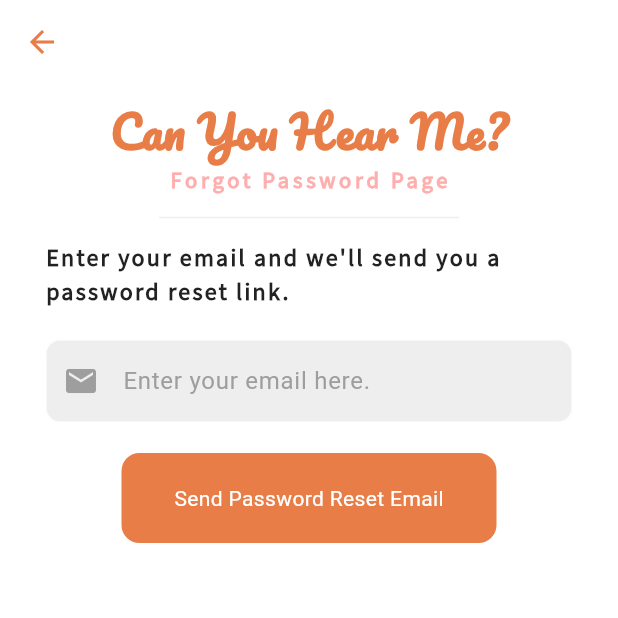
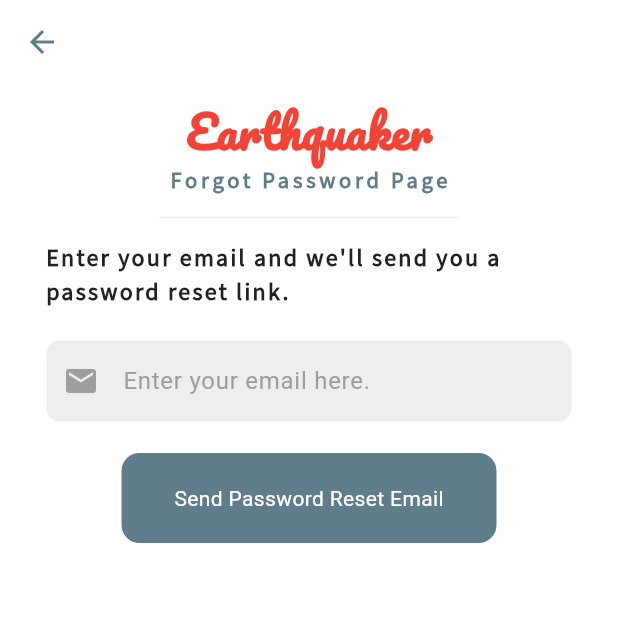
Before and after one commit to ahmetbarisdurak/google_solution_challenge, a Flutter app: the MainPage screen opened directly, after a tap on "Forgot password?", on a phone screen of 412 x 824 dp, the top half of it. Run offline on Flutter 3.47's test engine with Material 3 defaults, Android fonts, the phone set to English and light mode, and no system bars; our stand-ins replace audioplayers, cloud_firestore, easy_localization, firebase_auth, firebase_core, firebase_storage and 11 more; missing offline and left inert: custom_info_window, google_maps_flutter_android, google_maps_flutter_platform_interface, google_maps_place_picker_mb, workmanager; accounts and stored records are empty; network calls fail.

Commit message:
Register, login, password pages modified.

```diff
--- a/lib/screens/forgot_password.dart
+++ b/lib/screens/forgot_password.dart
@@ -26,7 +26,7 @@ class _ForgotPasswordPageState extends State<ForgotPasswordPage> {
       showDialog(
         context: context,
         builder: (context) => AlertDialog(
-          backgroundColor: const Color(0xffe97d47),
+          backgroundColor: Colors.blueGrey,
           content: Text(
             LocaleKeys.forget_password_reset.tr(),
             style: const TextStyle(color: Colors.white),
@@ -57,7 +57,7 @@ class _ForgotPasswordPageState extends State<ForgotPasswordPage> {
         leading: IconButton(
           icon: const Icon(
             Icons.arrow_back,
-            color: Color(0xffe97d47),
+            color: Colors.blueGrey,
           ),
           onPressed: () => Navigator.pop(context),
         ),
@@ -73,11 +73,11 @@ class _ForgotPasswordPageState extends State<ForgotPasswordPage> {
                 mainAxisAlignment: MainAxisAlignment.center,
                 children: [
                   const Text(
-                    "Can You Hear Me?",
+                    "Earthquaker",
                     style: TextStyle(
                         fontFamily: "Pacifico",
                         fontSize: 30.0,
-                        color: Color(0xffe97d47),
+                        color: Colors.red,
                         fontWeight: FontWeight.bold),
                   ),
                   Text(
@@ -87,7 +87,7 @@ class _ForgotPasswordPageState extends State<ForgotPasswordPage> {
                       fontSize: 15.0,
                       letterSpacing: 2.5,
                       fontWeight: FontWeight.bold,
-                      color: Color.fromARGB(255, 255, 174, 174),
+                      color: Colors.blueGrey,
                     ),
                   ),
                   SizedBox(
@@ -145,7 +145,7 @@ class _ForgotPasswordPageState extends State<ForgotPasswordPage> {
           width: 250.0,
           padding: const EdgeInsets.all(20.0),
           decoration: BoxDecoration(
-              color: const Color(0xffe97d47),
+              color: Colors.blueGrey,
               borderRadius: BorderRadius.circular(12.0)),
           child: Center(
             child: Text(
--- a/lib/screens/home.dart
+++ b/lib/screens/home.dart
@@ -23,7 +23,7 @@ class _HomeScreenState extends State<HomeScreen> {
         title: Text(
           LocaleKeys.Home_HomePage.tr(),
           style: GoogleFonts.prozaLibre(
-            color: const Color(0xffe97d47),
+            color: Colors.blueGrey,
             fontSize: 25,
             fontWeight: FontWeight.w600,
             height: 1.355,
@@ -54,7 +54,7 @@ class _HomeScreenState extends State<HomeScreen> {
                     textStyle: const TextStyle(
                         fontSize: 25, fontWeight: FontWeight.bold),
                     elevation: 15,
-                    shadowColor: const Color(0xffe97d47),
+                    shadowColor: Colors.blueGrey,
                     side: const BorderSide(color: Color(0xffe97d47), width: 4),
                     shape: RoundedRectangleBorder(
                         borderRadius: BorderRadius.circular(25.0))),
--- a/lib/screens/login/login_page.dart
+++ b/lib/screens/login/login_page.dart
@@ -25,7 +25,7 @@ class _MainPageState extends State<MainPage> {
       context: context,
       builder: (context) {
         return AlertDialog(
-          backgroundColor: const Color(0xffe97d47),
+          backgroundColor: Colors.blueGrey,
           title: Text(
             LocaleKeys.Login_Page_ring.tr(),
             style: const TextStyle(color: Colors.white),
@@ -56,7 +56,7 @@ class _MainPageState extends State<MainPage> {
                 width: double.infinity,
                 height: height * 0.32,
                 decoration: const BoxDecoration(
-                  color: Color(0xffe97d47),
+                  color: Colors.blueGrey,
                   borderRadius: BorderRadius.only(
                     bottomLeft: Radius.circular(20),
                     bottomRight: Radius.circular(20),
@@ -110,10 +110,11 @@ class _MainPageState extends State<MainPage> {
               "Earthquaker",
               style: TextStyle(
                   fontFamily: "Pacifico",
-                  fontSize: 30.0,
-                  color: Color(0xffe97d47),
+                  fontSize: 46.0,
+                  color: Colors.red,
                   fontWeight: FontWeight.bold),
             ),
+            const SizedBox(height: 15.0),
             Text(
               LocaleKeys.Login_Page_loginPage.tr(),
               style: const TextStyle(
@@ -121,7 +122,7 @@ class _MainPageState extends State<MainPage> {
                 fontSize: 15.0,
                 letterSpacing: 2.5,
                 fontWeight: FontWeight.bold,
-                color: Color.fromARGB(255, 255, 174, 174),
+                color: Colors.blueGrey
               ),
             ),
             SizedBox(
@@ -152,7 +153,7 @@ class _MainPageState extends State<MainPage> {
                             builder: (context) => const ForgotPasswordPage())),
                     child: Text(
                       LocaleKeys.Login_Page_forget_password.tr(),
-                      style: const TextStyle(color: Color(0xffe97d47)),
+                      style: const TextStyle(color: Colors.blueGrey),
                     ),
                   ),
                 ],
@@ -186,7 +187,7 @@ class _MainPageState extends State<MainPage> {
                     child: Text(
                       LocaleKeys.Login_Page_or.tr(),
                       style: const TextStyle(
-                        color: Color(0xffe97d47),
+                        color: Colors.blueGrey,
                       ),
                     ),
                   ),
@@ -239,7 +240,7 @@ class _MainPageState extends State<MainPage> {
                   child: Text(
                     LocaleKeys.Login_Page_signUp.tr(),
                     style: const TextStyle(
-                      color: Color(0xffe97d47),
+                      color: Colors.blueGrey,
                       fontWeight: FontWeight.bold,
                     ),
                   ),
@@ -268,7 +269,7 @@ class _MainPageState extends State<MainPage> {
           width: 150.0,
           padding: const EdgeInsets.all(20.0),
           decoration: BoxDecoration(
-              color: const Color(0xffe97d47),
+              color: Colors.blueGrey,
               borderRadius: BorderRadius.circular(12.0)),
           child: Center(
             child: Text(
```
Also changed, not shown: lib/screens/register_page.dart (+10 -16 lines), lib/translations/codegen_loader.g.dart, lib/translations/locale_keys.g.dart.
